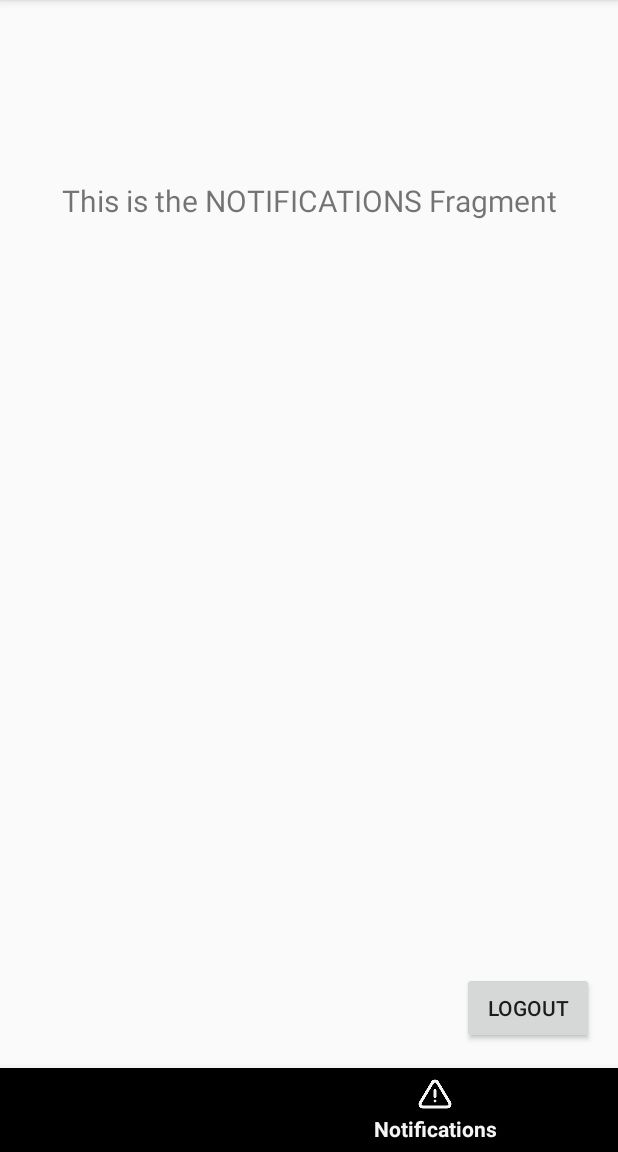
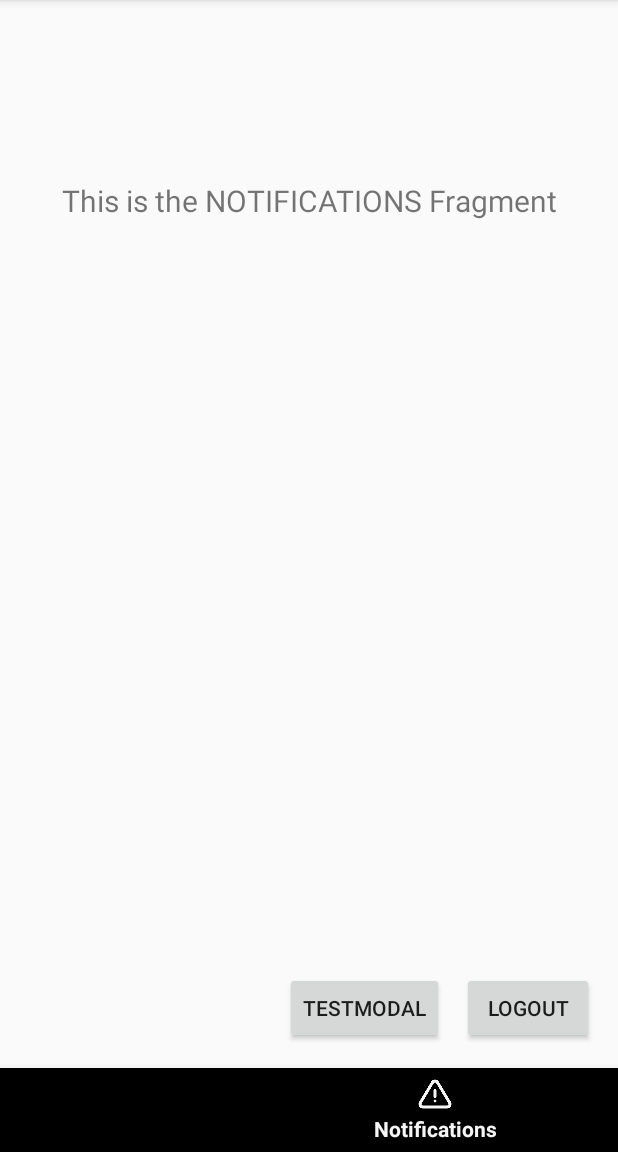
Before and after one commit to wolke412/desafio-computacional, an Android app built with Jetpack Compose: the MainActivity screen opened directly, with no data from a screen before it, item 2 of the bottom bar chosen, on a phone screen of 412 x 824 dp, the part 84-1236 px from its top. Run offline under Robolectric (Android 15) with nearby library versions, the phone set to English and light mode, and no system bars; our stand-ins replace navigation-ui; libraries missing offline, so code that uses them is left out: org.osmdroid.config, org.osmdroid.tileprovider, org.osmdroid.util, org.osmdroid.views; pictures from the network do not load; 29 statements that could not run were skipped.

Commit message:
feat(drawer): adds a drawer component to test posts display

```diff
--- a/app/DesafioCmputacional/app/src/main/java/com/dc/MainActivity.kt
+++ b/app/DesafioCmputacional/app/src/main/java/com/dc/MainActivity.kt
@@ -17,6 +17,7 @@ import androidx.navigation.fragment.NavHostFragment
 import androidx.navigation.ui.NavigationUI
 import androidx.navigation.ui.setupActionBarWithNavController
 import androidx.navigation.ui.setupWithNavController
+import com.dc.components.Drawer
 import com.google.android.material.bottomnavigation.BottomNavigationView
 import org.osmdroid.config.Configuration
 import java.io.File
@@ -56,10 +57,8 @@ class MainActivity : AppCompatActivity() {
 
         if (isNetworkAvailable(this)) {
             Log.d("OsmDroid", "Network is available. Initializing map...")
-            // Proceed with osmdroid configuration and map setup
         } else {
             Log.w("OsmDroid", "Network is NOT available.")
-            // Display a message to the user
             Toast.makeText( this, "No internet connection. Map tiles may not load.", Toast.LENGTH_LONG).show()
         }
 
@@ -74,6 +73,18 @@ class MainActivity : AppCompatActivity() {
         // Optional: Set up the ActionBar for navigation
 //         setupActionBarWithNavController(navController)
         setLogoutButton()
+
+        setModalTest()
+    }
+
+    private fun setModalTest() {
+        val btnTestModal= findViewById<Button>(R.id.btnTestModal)
+
+        btnTestModal.setOnClickListener {
+
+            Drawer().show(supportFragmentManager, "Drawer")
+
+        }
     }
     private fun setLogoutButton() {
         val btnLogout = findViewById<Button>(R.id.btnLogout)
@@ -99,7 +110,7 @@ class MainActivity : AppCompatActivity() {
 
         val isLoggedIn = sharedPreferences.getBoolean("is_user_logged_in", false)
         return isLoggedIn;
-        return true // Placeholder
+        // return true
     }
 
     override fun onRequestPermissionsResult(requestCode: Int, permissions: Array<out String>, grantResults: IntArray) {
--- a/app/DesafioCmputacional/app/src/main/res/layout/activity_main.xml
+++ b/app/DesafioCmputacional/app/src/main/res/layout/activity_main.xml
@@ -43,4 +43,14 @@
         app:layout_constraintBottom_toTopOf="@+id/nav_view"
         app:layout_constraintEnd_toEndOf="parent" />
 
+    <Button
+        android:id="@+id/btnTestModal"
+        android:layout_width="wrap_content"
+        android:layout_height="wrap_content"
+        android:layout_marginEnd="116dp"
+        android:layout_marginBottom="16dp"
+        android:text="TestModal"
+        app:layout_constraintBottom_toTopOf="@+id/nav_view"
+        app:layout_constraintEnd_toEndOf="parent" />
+
 </androidx.constraintlayout.widget.ConstraintLayout>
```
Also changed, not shown: app/DesafioCmputacional/app/src/main/java/com/dc/components/Drawer.kt (added, +164 -0 lines), app/DesafioCmputacional/app/src/main/java/com/dc/entities/Post.kt (added, +9 -0 lines), app/DesafioCmputacional/app/src/main/res/drawable/rounded_top_corners.xml (added, +13 -0 lines).
